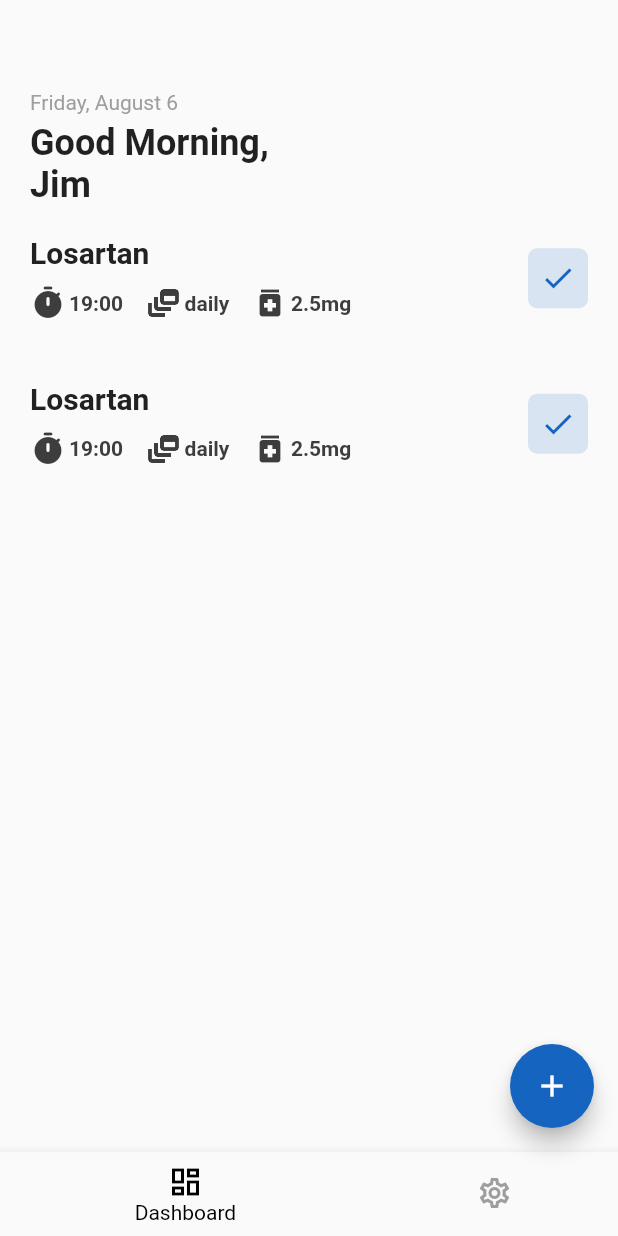
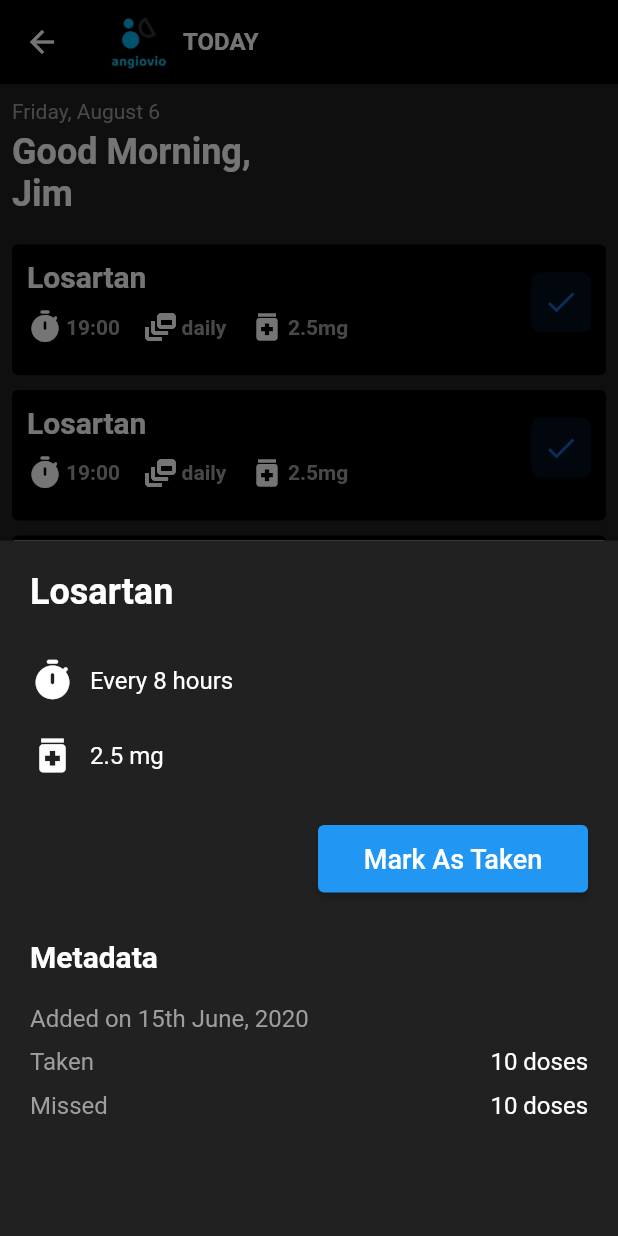
Before and after one commit to tyirenkyi/angiovio, a Flutter app: the Home screen opened by its route, after a tap on "Losartan", on a phone screen of 412 x 824 dp. Run offline on Flutter 3.47's test engine with Material 2 defaults, Android fonts, the phone set to English and light mode, and no system bars; our stand-ins replace firebase_auth, firebase_core; accounts and stored records are empty.

Commit message:
Update UI

```diff
--- /dev/null
+++ b/lib/providers/drug.dart
@@ -0,0 +1,33 @@
+import 'package:flutter/widgets.dart';
+
+class Drug with ChangeNotifier {
+  final String user;
+  final String name;
+  final int dosage;
+  final int interval;
+  final int missed;
+  final int taken;
+  final int repeats;
+
+  Drug({
+    required this.user,
+    required this.name,
+    required this.dosage,
+    required this.interval,
+    required this.missed,
+    required this.taken,
+    required this.repeats
+  });
+
+  factory Drug.fromJson(Map<String, dynamic> json) {
+    return Drug(
+        user: json['user'],
+        name: json['name'],
+        dosage: json['dosage'],
+        interval: json['interval'],
+        missed: json['missed'],
+        taken: json['taken'],
+        repeats: json['repeats']
+    );
+  }
+}
--- a/lib/views/Dashboard.dart
+++ b/lib/views/Dashboard.dart
@@ -47,6 +47,9 @@
     return Container(
       height: screenHeight * 0.8,
       padding: EdgeInsets.only(left: 20, right: 20, top: 20),
+      decoration: BoxDecoration(
+        color: Color.fromRGBO(33, 33, 33, 1)
+      ),
       child: SingleChildScrollView(
         child: Column(
           crossAxisAlignment: CrossAxisAlignment.start,
@@ -58,7 +61,7 @@
                 style: TextStyle(
                   fontSize: 24,
                   fontWeight: FontWeight.w700,
-                  color: Color.fromRGBO(33, 33, 33, 1),
+                  color: Colors.white,
                 ),
               ),
             ),
@@ -66,13 +69,13 @@
               children: [
                 Padding(
                   padding: EdgeInsets.only(right: 10),
-                  child: Icon(Icons.timer_rounded, color: Color.fromRGBO(33, 33, 33, 1), size: 30,),
+                  child: Icon(Icons.timer_rounded, color: Colors.white, size: 30,),
                 ),
                 Text(
                   'Every 8 hours',
                   style: TextStyle(
                       fontSize: 16,
-                      color: Color.fromRGBO(33, 33, 33, 1)
+                      color: Colors.white
                   ),
                 )
               ],
@@ -82,13 +85,13 @@
               children: [
                 Padding(
                   padding: EdgeInsets.only(right: 10),
-                  child: Icon(Icons.medication, color: Color.fromRGBO(33, 33, 33, 1), size: 30,),
+                  child: Icon(Icons.medication, color: Colors.white, size: 30,),
                 ),
                 Text(
                   '2.5 mg',
                   style: TextStyle(
                       fontSize: 16,
-                      color: Color.fromRGBO(33, 33, 33, 1)
+                      color: Colors.white
                   ),
                 )
               ],
@@ -120,52 +123,57 @@
               'Metadata',
               style: TextStyle(
                 fontSize: 20,
-                  fontWeight: FontWeight.bold
+                fontWeight: FontWeight.bold,
+                color: Colors.white
               ),
             ),
             Padding(padding: EdgeInsets.symmetric(vertical: 10)),
             Text(
               'Added on 15th June, 2020',
               style: TextStyle(
-                fontSize: 16
+                fontSize: 16,
+                color: Colors.grey
               ),
             ),
-            Padding(padding: EdgeInsets.symmetric(vertical: 15)),
-            TextButton(
-              onPressed: () {},
-              style: ButtonStyle(
-                padding: MaterialStateProperty.all(EdgeInsets.zero)
-              ),
-              child: Row(
+            Padding(padding: EdgeInsets.symmetric(vertical: 5)),
+            Row(
               mainAxisAlignment: MainAxisAlignment.spaceBetween,
               children: [
                 Text(
                   'Taken',
                   style: TextStyle(
-                      fontSize: 18
+                    fontSize: 16,
+                    color: Colors.grey
                   ),
                 ),
-                  Icon(Icons.arrow_drop_down)
+                Text(
+                  '10 doses',
+                  style: TextStyle(
+                    fontSize: 16,
+                    color: Colors.white
+                  ),
+                )
               ],
-              )
             ),
-            TextButton(
-                onPressed: () {},
-                style: ButtonStyle(
-                    padding: MaterialStateProperty.all(EdgeInsets.zero)
-                ),
-                child: Row(
+            Padding(padding: EdgeInsets.symmetric(vertical: 5)),
+            Row(
               mainAxisAlignment: MainAxisAlignment.spaceBetween,
               children: [
                 Text(
                   'Missed',
                   style: TextStyle(
-                          fontSize: 18
+                    fontSize: 16,
+                    color: Colors.grey
                   ),
                 ),
-                    Icon(Icons.arrow_drop_down)
+                Text(
+                  '10 doses',
+                  style: TextStyle(
+                    fontSize: 16,
+                    color: Colors.white
+                  ),
+                )
               ],
-                )
             ),
           ],
         ),
@@ -177,7 +185,7 @@
   Widget build(BuildContext context) {
     return SingleChildScrollView(
       child: Container(
-        padding: EdgeInsets.only(top: 60, left: 20, right: 20),
+        padding: EdgeInsets.only(top: 10, left: 8, right: 8),
         child: Column(
           crossAxisAlignment: CrossAxisAlignment.start,
           mainAxisAlignment: MainAxisAlignment.start,
@@ -193,18 +201,25 @@
               _greeting,
               style: TextStyle(
                 fontSize: 24,
-                fontWeight: FontWeight.bold
+                fontWeight: FontWeight.bold,
+                color: Colors.white
               ),
             ),
             Text(
               'Jim',
               style: TextStyle(
                 fontSize: 24,
-                fontWeight: FontWeight.bold
+                fontWeight: FontWeight.bold,
+                color: Colors.white
               ),
             ),
+            Padding(padding: EdgeInsets.only(bottom: 20)),
             DrugItem(_showDrugDetail),
             DrugItem(_showDrugDetail),
+            DrugItem(_showDrugDetail),
+            DrugItem(_showDrugDetail),
+            DrugItem(_showDrugDetail),
+            DrugItem(_showDrugDetail)
           ],
         ),
       ),
--- a/lib/views/Home.dart
+++ b/lib/views/Home.dart
@@ -17,6 +17,20 @@
     Dashboard(),
     Settings(),
   ];
+  List<String> _routeNames = [
+    'TODAY',
+    'SETTINGS'
+  ];
+  Map<String, dynamic> newDrug = {
+    'user': '',
+    'name': '',
+    'dosage': 0,
+    'interval': 0,
+    'missed': 0,
+    'taken': 0,
+    'repeats': 0
+  };
+  int interval = 0;
 
   void _onTabItemTapped(int index) {
     setState(() {
@@ -34,15 +48,23 @@
         )
       ),
       builder: (BuildContext ctx) {
-        return _buildAddDrugBottomSheet();
-      }
+        return StatefulBuilder(
+          builder: (BuildContext context, StateSetter state) {
+            return _buildAddDrugBottomSheet(state);
+          },
+        );
+      },
+      isScrollControlled: true
     );
   }
 
-  Widget _buildAddDrugBottomSheet() {
+  Widget _buildAddDrugBottomSheet(StateSetter setState) {
     double screenHeight = MediaQuery.of(context).size.height;
     return Container(
       height: screenHeight * 0.8,
+      decoration: BoxDecoration(
+        color: Color.fromRGBO(33, 33, 33, 1)
+      ),
       padding: EdgeInsets.only(left: 20, right: 20, top: 20),
       child: SingleChildScrollView(
         child: Column(
@@ -52,47 +74,72 @@
               'Add A Drug',
               style: TextStyle(
                 fontSize: 18,
-                fontWeight: FontWeight.bold
+                fontWeight: FontWeight.bold,
+                color: Colors.white
               ),
             ),
             Padding(padding: EdgeInsets.only(bottom: 15)),
             TextFormField(
               style: TextStyle(
-                color: Colors.black
+                color: Colors.white
               ),
               textInputAction: TextInputAction.next,
               decoration: InputDecoration(
                 labelText: 'Name',
                 labelStyle: TextStyle(
-                  fontSize: 16
+                  fontSize: 16,
+                  color: Colors.white
+                ),
+                enabledBorder: UnderlineInputBorder(
+                  borderSide: BorderSide(
+                    color: Colors.white
+                  )
                 )
               ),
             ),
             Padding(padding: EdgeInsets.only(bottom: 15)),
             TextFormField(
               style: TextStyle(
-                color: Colors.black
+                color: Colors.white
               ),
               textInputAction: TextInputAction.next,
               decoration: InputDecoration(
                 labelText: 'Dosage (mg)',
                 labelStyle: TextStyle(
-                  fontSize: 16
+                  fontSize: 16,
+                  color: Colors.white
+                ),
+                enabledBorder: UnderlineInputBorder(
+                  borderSide: BorderSide(
+                    color: Colors.white
+                  )
                 )
               ),
             ),
-            Padding(padding: EdgeInsets.only(bottom: 15)),
-            TextFormField(
-              style: TextStyle(
-                color: Colors.black
+            Padding(padding: EdgeInsets.only(bottom: 25)),
+            Text('Interval', style: TextStyle(fontSize: 16, color: Colors.white),),
+            DropdownButton<int>(
+              icon: Icon(Icons.arrow_drop_down),
+              value: interval,
+              iconSize: 20,
+              elevation: 5,
+              style: TextStyle(color: Colors.white),
+              underline: Container(
+                height: 2,
+                color: Colors.blue,
               ),
-              textInputAction: TextInputAction.done,
-              decoration: InputDecoration(
-                labelText: 'Interval (hourly)',
-                labelStyle: TextStyle(
-                  fontSize: 16
-                )
-              ),
+              onChanged: (int? newValue) {
+                setState(() {
+                  interval = newValue!;
+                });
+              },
+              items: <int>[0, 6, 8, 12, 24]
+                .map<DropdownMenuItem<int>>((int value) => (
+                  DropdownMenuItem<int>(
+                    value: value,
+                    child: Text('$value hours', style: TextStyle(color: Colors.grey),)
+                  )
+              )).toList(),
             ),
             Padding(padding: EdgeInsets.only(bottom: 60)),
             ElevatedButton(
@@ -116,6 +163,29 @@
     return WillPopScope(
       onWillPop: () async { return Future.value(false); },
       child: Scaffold(
+        appBar: AppBar(
+          backgroundColor: Colors.black,
+          elevation: 1,
+          title: Row(
+            children: [
+              Container(
+                child: Image.asset('assets/images/logo.png'),
+                width: 40,
+                height: 40,
+              ),
+              Padding(padding: EdgeInsets.symmetric(horizontal: 5)),
+              Text(
+                _routeNames[routeIndex],
+                style: TextStyle(
+                  fontWeight: FontWeight.w600,
+                  color: Colors.white,
+                  fontSize: 16
+                ),
+              )
+            ],
+          ),
+        ),
+        backgroundColor: Color.fromRGBO(33, 33, 33, 1),
         body: Container(
           child: _routes[routeIndex],
         ),
@@ -125,19 +195,21 @@
             color: Colors.grey
           ),
           elevation: 6,
-          backgroundColor: Theme.of(context).primaryColor,
+          backgroundColor: Color.fromRGBO(25, 25, 25, 1),
           items: [
             BottomNavigationBarItem(
-              icon: Icon(Icons.dashboard_outlined),
-              label: 'Dashboard'
+              icon: Icon(Icons.calendar_today_outlined),
+              label: 'Today',
+              backgroundColor: Color.fromRGBO(25, 25, 25, 1)
             ),
             BottomNavigationBarItem(
               icon: Icon(Icons.settings_outlined),
-              label: 'Settings'
+              label: 'Settings',
+              backgroundColor: Color.fromRGBO(25, 25, 25, 1)
             )
           ],
           currentIndex: routeIndex,
-          selectedItemColor: Theme.of(context).accentColor,
+          selectedItemColor: Colors.white,
           onTap: _onTabItemTapped,
         ),
         floatingActionButton: routeIndex == 0 ?FloatingActionButton(
--- a/lib/views/Login.dart
+++ b/lib/views/Login.dart
@@ -14,6 +14,7 @@
   @override
   Widget build(BuildContext context) {
     return Scaffold(
+      backgroundColor: Color.fromRGBO(33, 33, 33, 1),
       body: SingleChildScrollView(
         child: Container(
           padding: EdgeInsets.only(top: 80),
--- a/lib/views/SignUp.dart
+++ b/lib/views/SignUp.dart
@@ -13,9 +13,10 @@
   @override
   Widget build(BuildContext context) {
     return Scaffold(
+      backgroundColor: Color.fromRGBO(33, 33, 33, 1),
         body: SingleChildScrollView(
           child: Container(
-            padding: EdgeInsets.only(top: 80),
+            padding: EdgeInsets.only(top: 40),
             child: Column(
               mainAxisAlignment: MainAxisAlignment.center,
               crossAxisAlignment: CrossAxisAlignment.center,
--- a/lib/widgets/DrugItem.dart
+++ b/lib/widgets/DrugItem.dart
@@ -11,7 +11,12 @@
         onTap();
       },
       child: Container(
-        padding: EdgeInsets.symmetric(horizontal: 0, vertical: 20),
+        padding: EdgeInsets.only(top: 10, bottom: 20, left: 10, right: 10),
+        margin: EdgeInsets.only(bottom: 10),
+        decoration: BoxDecoration(
+          color: Colors.black,
+          borderRadius: BorderRadius.all(Radius.circular(4))
+        ),
         child: Row(
           crossAxisAlignment: CrossAxisAlignment.center,
           mainAxisAlignment: MainAxisAlignment.spaceBetween,
@@ -24,7 +29,7 @@
                   child: Text(
                     'Losartan',
                     style: TextStyle(
-                      color: Color.fromRGBO(33, 33, 33, 1),
+                      color: Colors.white,
                       fontWeight: FontWeight.w700,
                       fontSize: 20,
                     ),
@@ -35,7 +40,7 @@
                   children: [
                     Padding(
                       padding: const EdgeInsets.only(right: 2),
-                      child: Icon(Icons.timer_rounded, color: Color.fromRGBO(61, 61, 61, 1)),
+                      child: Icon(Icons.timer_rounded, color: Colors.white),
                     ),
                     Padding(
                       padding: const EdgeInsets.only(right: 15),
@@ -43,13 +48,13 @@
                         '19:00',
                         style: TextStyle(
                           fontWeight: FontWeight.w700,
-                          color: Color.fromRGBO(61, 61, 61, 1)
+                          color: Colors.grey
                         ),
                       ),
                     ),  //next dosage
                     Padding(
                       padding: const EdgeInsets.only(right: 2),
-                      child: Icon(Icons.dynamic_feed, color: Color.fromRGBO(61, 61, 61, 1)),
+                      child: Icon(Icons.dynamic_feed, color: Colors.white),
                     ),
                     Padding(
                       padding: const EdgeInsets.only(right: 15),
@@ -57,19 +62,19 @@
                         'daily',
                         style: TextStyle(
                           fontWeight: FontWeight.w700,
-                          color: Color.fromRGBO(61, 61, 61, 1)
+                          color: Colors.grey
                         ),
                       ),
                     ), //dosage interval
                     Padding(
                       padding: const EdgeInsets.only(right: 2),
-                      child: Icon(Icons.medication, color: Color.fromRGBO(61, 61, 61, 1)),
+                      child: Icon(Icons.medication, color: Colors.white),
                     ),
                     Text(
                       '2.5mg',
                       style: TextStyle(
                         fontWeight: FontWeight.w700,
-                        color: Color.fromRGBO(61, 61, 61, 1)
+                        color: Colors.grey
                       ),
                     )
                   ],
--- a/lib/widgets/SignUpForm.dart
+++ b/lib/widgets/SignUpForm.dart
@@ -368,7 +368,7 @@
                         )),
                         minimumSize: MaterialStateProperty.all(Size(400, 45))
                     ),
-                    onPressed: () {},
+                    onPressed: openLogin,
                     child: Text(
                       'Login',
                       style: TextStyle(
--- a/pubspec.yaml
+++ b/pubspec.yaml
@@ -16,7 +16,7 @@
   intl: ^0.17.0
   http: ^0.13.3
   firebase_auth: ^3.0.1
-  firebase: ^9.0.1
+  firebase_core: ^1.4.0
 
 dev_dependencies:
   flutter_test:
```
Also changed, not shown: lib/lists/DrugList.dart (added, +17 -0 lines), lib/providers/drug_provider.dart (added, +29 -0 lines), lib/services.dart (+47 -0 lines), lib/views/Settings.dart (+38 -12 lines), lib/widgets/LoginForm.dart (+1 -16 lines), pubspec.lock. Lines whose indentation alone changed are shown as unchanged.
